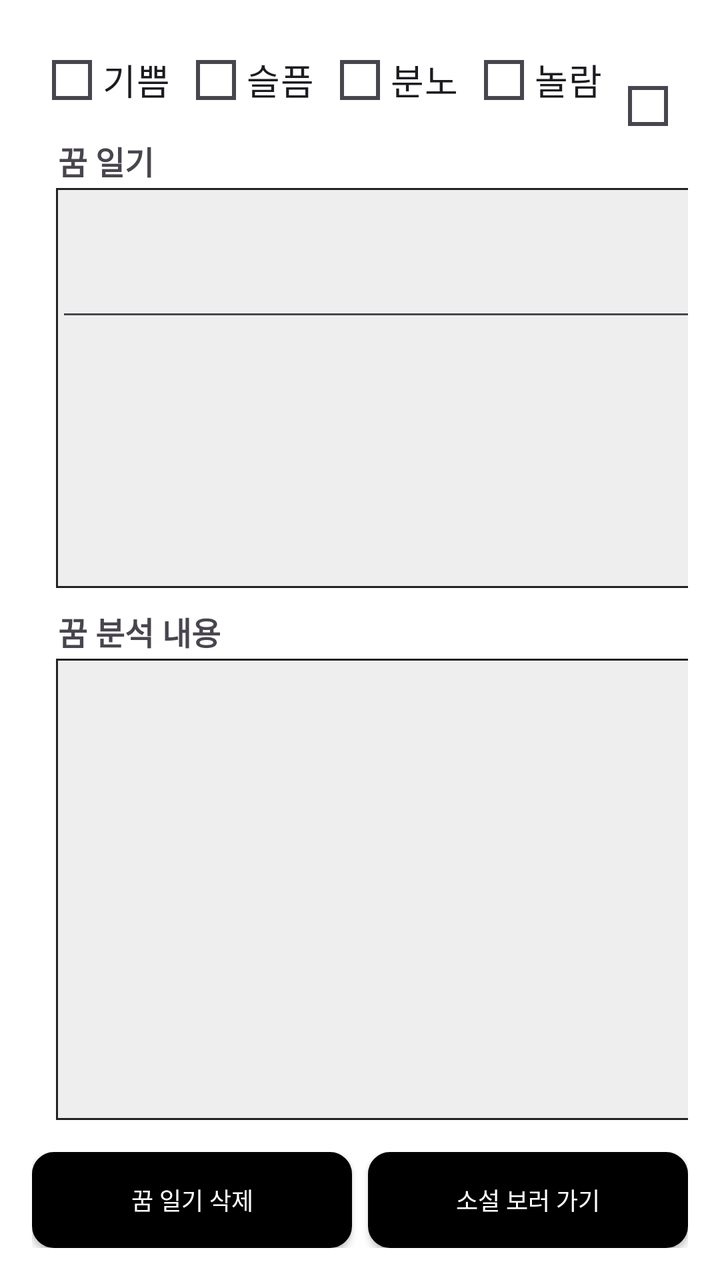
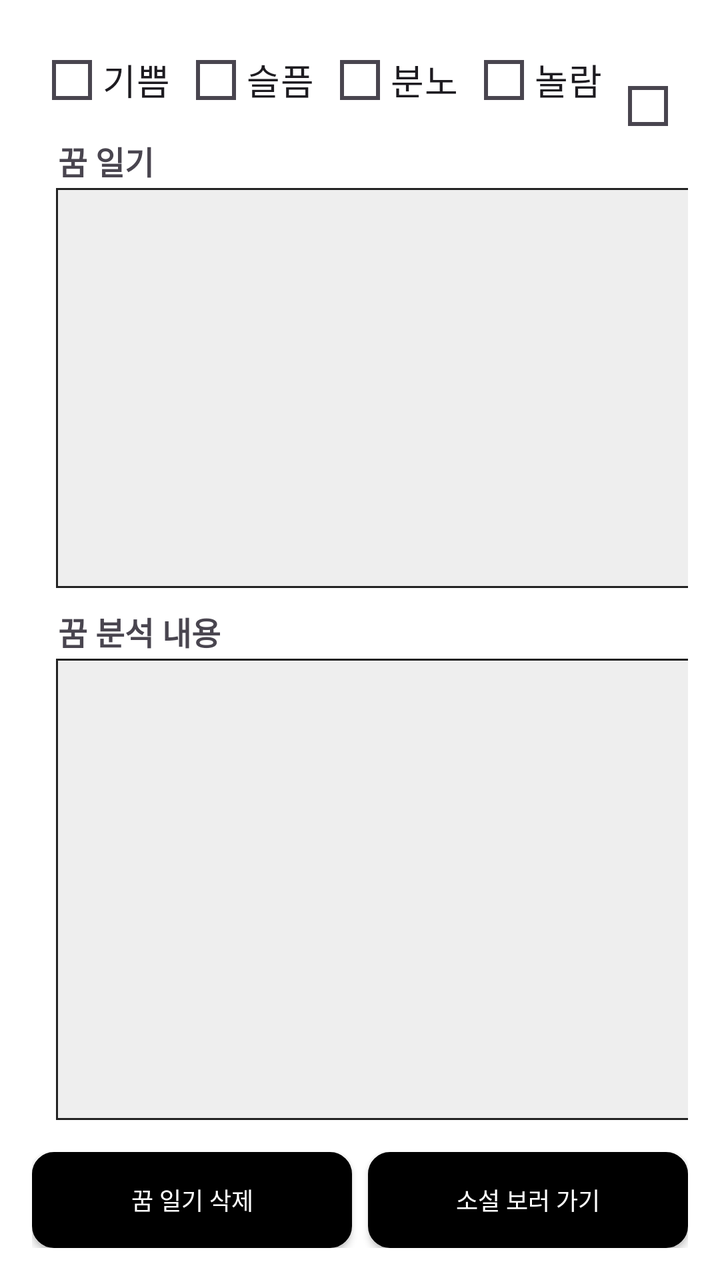

The first picture is an Android layout as it rendered before a commit; the second is the same layout after the commit. The layout source and the unified diff follow.
<!-- AndroidManifest.xml: application theme Theme.Material3.DayNight.NoActionBar -->
<!-- res/layout/final_rbmood_tvdiary_tvanalys.xml -->
<?xml version="1.0" encoding="utf-8"?>
<LinearLayout xmlns:android="http://schemas.android.com/apk/res/android"
    android:layout_width="match_parent"
    android:layout_height="match_parent"
    android:orientation="vertical"
    android:padding="16dp"
    android:background="#FFFFFF">

    
    <RadioGroup
        android:id="@+id/rgEmotions"
        android:layout_width="wrap_content"
        android:layout_height="wrap_content"
        android:orientation="horizontal"/>

    <RadioGroup
        android:id="@+id/rgMood"
        android:layout_width="match_parent"
        android:layout_height="wrap_content"
        android:orientation="horizontal"
        android:layout_marginStart="10dp">

        <RadioButton
            android:id="@+id/rbMoodJoy"
            android:layout_width="wrap_content"
            android:layout_height="wrap_content"
            android:text="@string/custom_radio_se_1"
            android:fontFamily="@font/spoqahansansneo_bold"
            android:textSize="18sp"
            android:paddingStart="5dp"
            android:paddingEnd="5dp"
            android:button="@drawable/custom_radio_selector"
            android:layout_marginEnd="8dp"
            android:gravity="center"/>

        <RadioButton
            android:id="@+id/rbMoodSad"
            android:layout_width="wrap_content"
            android:layout_height="wrap_content"
            android:text="@string/custom_radio_se_2"
            android:fontFamily="@font/spoqahansansneo_bold"
            android:textSize="18sp"
            android:paddingStart="5dp"
            android:paddingEnd="5dp"
            android:button="@drawable/custom_radio_selector"
            android:layout_marginEnd="8dp"
            android:gravity="center"/>

        <RadioButton
            android:id="@+id/rbMoodAnger"
            android:layout_width="wrap_content"
            android:layout_height="wrap_content"
            android:text="@string/custom_radio_se_4"
            android:fontFamily="@font/spoqahansansneo_bold"
            android:textSize="18sp"
            android:paddingStart="5dp"
            android:paddingEnd="5dp"
            android:button="@drawable/custom_radio_selector"
            android:layout_marginEnd="8dp"
            android:gravity="center"/>

        <RadioButton
            android:id="@+id/rbMoodSurprise"
            android:layout_width="wrap_content"
            android:layout_height="wrap_content"
            android:text="@string/custom_radio_se_3"
            android:fontFamily="@font/spoqahansansneo_bold"
            android:textSize="18sp"
            android:paddingStart="5dp"
            android:paddingEnd="5dp"
            android:button="@drawable/custom_radio_selector"
            android:layout_marginEnd="8dp"
            android:gravity="center"/>

        <RadioButton
            android:id="@+id/rbMoodAnxiety"
            android:layout_width="wrap_content"
            android:layout_height="wrap_content"
            android:text="@string/custom_radio_se_5"
            android:fontFamily="@font/spoqahansansneo_bold"
            android:textSize="18sp"
            android:paddingStart="5dp"
            android:paddingEnd="5dp"
            android:button="@drawable/custom_radio_selector"
            android:gravity="center"/>
    </RadioGroup>

    
    <TextView
        android:id="@+id/tvDreamDiaryLabel"
        android:layout_width="wrap_content"
        android:layout_height="wrap_content"
        android:layout_marginStart="13dp"
        android:fontFamily="@font/spoqahansansneo_bold"
        android:text="@string/button_label_10"
        android:textSize="16sp"
        android:textStyle="bold" />

    
    <ScrollView
        android:id="@+id/scrollGenerated"
        android:layout_width="350dp"
        android:layout_height="200dp"
        android:layout_marginStart="12dp"
        android:layout_marginTop="2dp"
        android:background="@drawable/box_border"
        android:overScrollMode="always"
        android:scrollbars="vertical">

        <LinearLayout
            android:layout_width="match_parent"
            android:layout_height="wrap_content"
            android:orientation="vertical">

            <EditText
                android:id="@+id/dreamViewModel"
                android:layout_width="match_parent"
                android:layout_height="match_parent"
                android:hint="@string/h_null"
                android:minLines="3"
                android:padding="8dp"
                android:textSize="15sp" />
        </LinearLayout>
    </ScrollView>

    
    <TextView
        android:id="@+id/tvAnalysisLabel"
        android:layout_width="wrap_content"
        android:layout_height="wrap_content"
        android:text="@string/button_label_6"
        android:layout_marginTop="10dp"
        android:textSize="16sp"
        android:layout_marginStart="13dp"
        android:fontFamily="@font/spoqahansansneo_bold"
        android:textStyle="bold" />


    <ScrollView
        android:layout_width="355dp"
        android:layout_height="0dp"
        android:layout_marginStart="12dp"
        android:layout_marginTop="2dp"
        android:layout_weight="1"
        android:background="@drawable/box_border"
        android:overScrollMode="always"
        android:scrollbars="vertical">

        <TextView
            android:id="@+id/tvDreamAnalysis"
            android:layout_width="355dp"
            android:layout_height="wrap_content"
            android:padding="8dp"
            android:textSize="14sp" />
    </ScrollView>

    
    <LinearLayout
        android:layout_width="match_parent"
        android:layout_height="wrap_content"
        android:orientation="horizontal"
        android:gravity="center"
        android:layout_marginTop="16dp">

        <androidx.appcompat.widget.AppCompatButton
            android:id="@+id/btnDelete"
            android:layout_width="0dp"
            android:layout_weight="1"
            android:layout_height="wrap_content"
            android:text="@string/btn_delete"
            android:textColor="#FFFFFF"
            android:textSize="12sp"
            android:background="@drawable/rounded_login"/>

        <androidx.appcompat.widget.AppCompatButton
            android:id="@+id/btnGoToNovel"
            android:layout_width="0dp"
            android:layout_weight="1"
            android:layout_height="wrap_content"
            android:text="@string/btn_go_to_novel"
            android:textColor="#FFFFFF"
            android:textSize="12sp"
            android:background="@drawable/rounded_login"
            android:layout_marginStart="8dp"/>
    </LinearLayout>
</LinearLayout>
<!-- resources referenced by this layout -->
<resources>
  <!-- drawable box_border (drawable) -->
  <?xml version="1.0" encoding="utf-8"?>
  <shape xmlns:android="http://schemas.android.com/apk/res/android"
      android:shape="rectangle">
      <solid android:color="#EEEEEE"/> 
      <stroke android:width="1dp" android:color="#222222"/> 
      
  </shape>
  <!-- drawable custom_radio_selector (drawable) -->
  <?xml version="1.0" encoding="utf-8"?>
  <selector xmlns:android="http://schemas.android.com/apk/res/android">
      <item android:state_checked="true" android:drawable="@drawable/radio_checked" />
      <item android:drawable="@drawable/radio_unchecked" />
  </selector>
  <!-- drawable rounded_login (drawable) -->
  <?xml version="1.0" encoding="utf-8"?>
  <shape xmlns:android="http://schemas.android.com/apk/res/android">
      <solid android:color="#000000"/> 
      <corners android:radius="10dp"/> 
      <stroke android:color="#000000" android:width="2dp"/> 
  </shape>
  <string name="btn_delete">꿈 일기 삭제</string>
  <string name="btn_go_to_novel">소설 보러 가기</string>
  <string name="button_label_10">"꿈 일기"</string>
  <string name="button_label_6">"꿈 분석 내용"</string>
  <string name="custom_radio_se_1">"기쁨"</string>
  <string name="custom_radio_se_2">"슬픔"</string>
  <string name="custom_radio_se_3">"놀람"</string>
  <string name="custom_radio_se_4">"분노"</string>
  <string name="custom_radio_se_5">"불안"</string>
  <string name="h_null">""</string>
  <!-- drawable radio_checked (drawable) -->
  <?xml version="1.0" encoding="utf-8"?>
  <vector xmlns:android="http://schemas.android.com/apk/res/android"
      android:width="20dp"
      android:height="20dp"
      android:viewportWidth="24"
      android:viewportHeight="24">
      <path
          android:fillColor="#000000"
          android:pathData="M9,16.17L4.83,12l-1.42,1.41L9,19 21,7l-1.41,-1.41z"/>
  </vector>
  <!-- drawable radio_unchecked (drawable) -->
  <?xml version="1.0" encoding="utf-8"?>
  <shape xmlns:android="http://schemas.android.com/apk/res/android"
      android:shape="rectangle">
      <solid android:color="@android:color/transparent" />
      <stroke
          android:width="2dp"
          android:color="#CCCCCC" />
      <corners android:radius="0dp" />
      <size
          android:width="20dp"
          android:height="20dp" />
  </shape>
</resources>

<!-- the commit's change to res/layout/final_rbmood_tvdiary_tvanalys.xml (unified diff, before → after) -->
@@ -112,11 +112,10 @@
             android:layout_height="wrap_content"
             android:orientation="vertical">
 
-            <EditText
+            <TextView
                 android:id="@+id/dreamViewModel"
                 android:layout_width="match_parent"
-                android:layout_height="match_parent"
-                android:hint="@string/h_null"
+                android:layout_height="wrap_content"
                 android:minLines="3"
                 android:padding="8dp"
                 android:textSize="15sp" />
<!-- resource entries referenced after the edit -->
@@ -30,7 +30,6 @@
   <string name="custom_radio_se_3">"놀람"</string>
   <string name="custom_radio_se_4">"분노"</string>
   <string name="custom_radio_se_5">"불안"</string>
-  <string name="h_null">""</string>
   <!-- drawable radio_checked (drawable) -->
   <?xml version="1.0" encoding="utf-8"?>
   <vector xmlns:android="http://schemas.android.com/apk/res/android"
